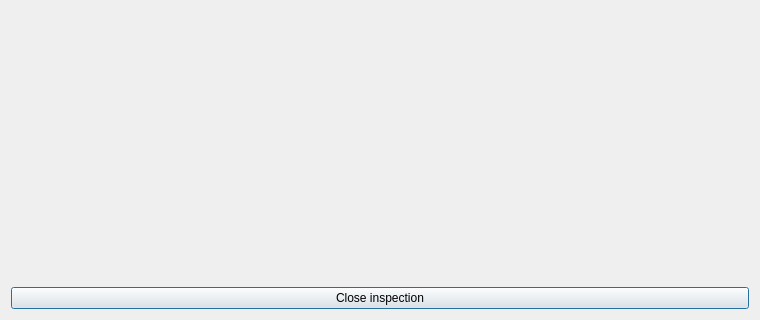
Old version of the form designer/CalibrationInspection.ui in the repository mbilucaglia/PhysioViewerRT; both pictures show x 0 to 760 and y 250 to 570 of the 760 by 570 pixel window.
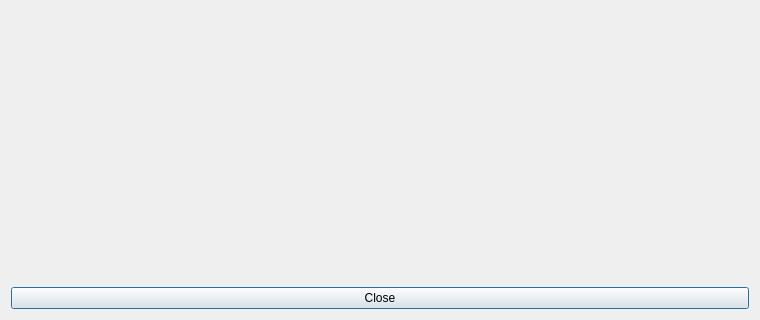
New version of the form.

Patch:
```diff
--- a/designer/CalibrationInspection.ui
+++ b/designer/CalibrationInspection.ui
@@ -82,7 +82,7 @@
    <item>
     <widget class="QPushButton" name="closeInspection">
      <property name="text">
-      <string>Close inspection</string>
+      <string>Close</string>
      </property>
     </widget>
    </item>
```
